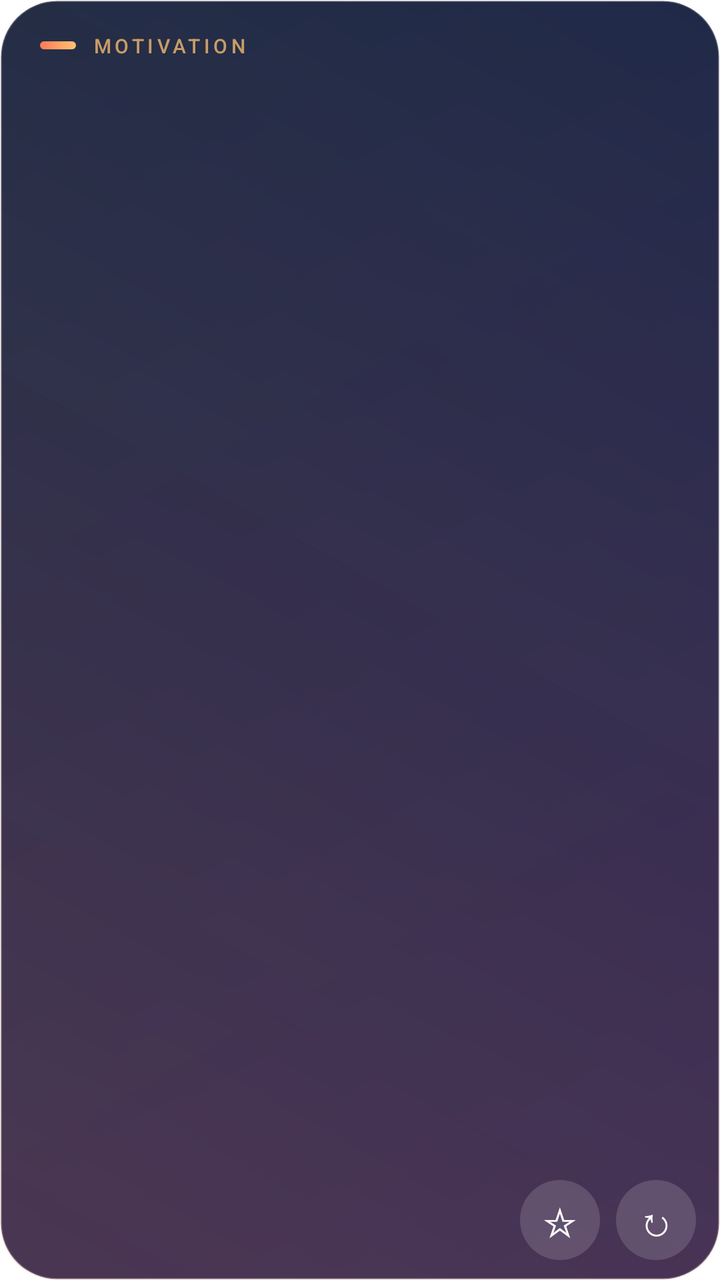
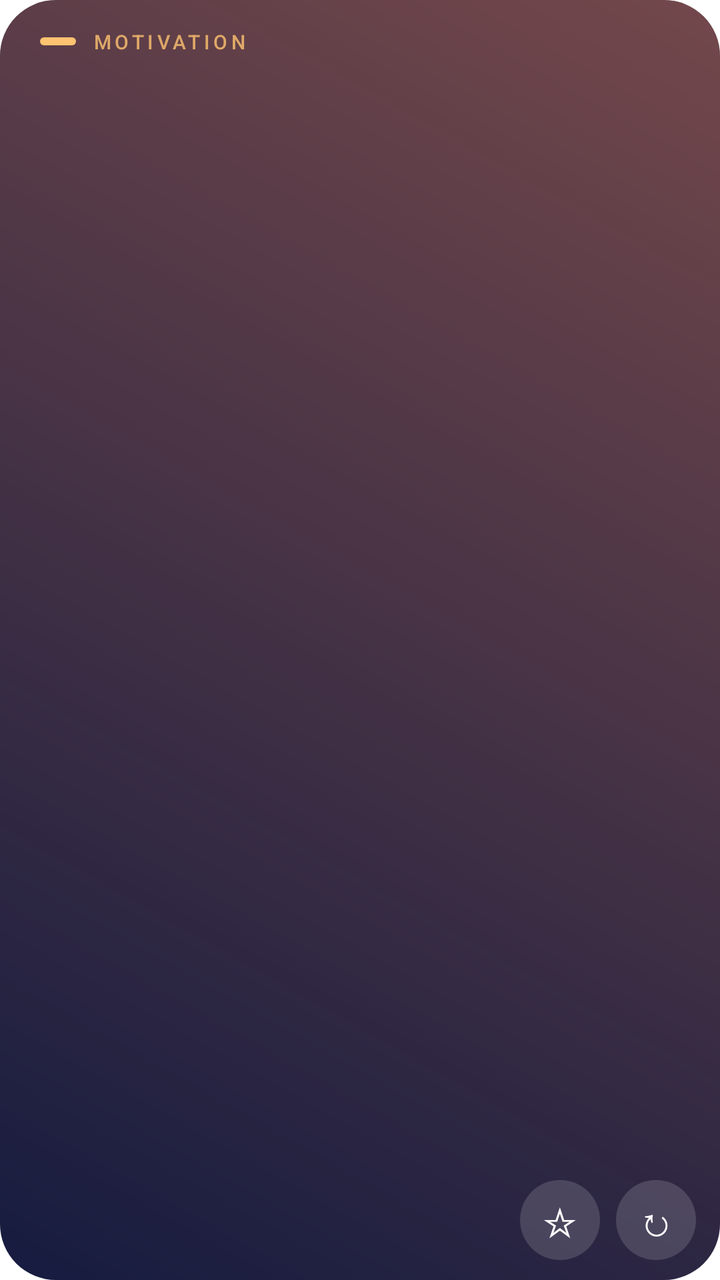

Before-and-after screenshots of an Android layout around one commit, followed by the original layout XML and the change that was made.
<!-- AndroidManifest.xml: application theme Theme.KichLauncher.Starting -->
<!-- res/layout/widget_motivation.xml -->
<?xml version="1.0" encoding="utf-8"?>
<LinearLayout xmlns:android="http://schemas.android.com/apk/res/android"
    android:layout_width="match_parent"
    android:layout_height="match_parent"
    android:background="@drawable/widget_motivation_bg"
    android:orientation="vertical"
    android:paddingStart="20dp"
    android:paddingTop="16dp"
    android:paddingEnd="12dp"
    android:paddingBottom="10dp">

    
    <LinearLayout
        android:layout_width="match_parent"
        android:layout_height="wrap_content"
        android:gravity="center_vertical"
        android:orientation="horizontal">

        <ImageView
            android:layout_width="18dp"
            android:layout_height="4dp"
            android:background="@drawable/widget_motivation_accent"
            android:importantForAccessibility="no" />

        <TextView
            android:layout_width="wrap_content"
            android:layout_height="wrap_content"
            android:layout_marginStart="8dp"
            android:alpha="0.75"
            android:fontFamily="sans-serif-medium"
            android:letterSpacing="0.18"
            android:text="@string/motivation_widget_label"
            android:textAllCaps="true"
            android:textColor="#FFFFC371"
            android:textSize="10sp" />
    </LinearLayout>

    
    <TextView
        android:id="@+id/quote_text"
        android:layout_width="match_parent"
        android:layout_height="0dp"
        android:layout_weight="1"
        android:ellipsize="end"
        android:fontFamily="serif"
        android:gravity="center_vertical"
        android:lineSpacingMultiplier="1.15"
        android:maxLines="6"
        android:paddingEnd="8dp"
        android:textColor="#FFFFFFFF"
        android:textSize="18sp"
        android:textStyle="italic" />

    
    <LinearLayout
        android:layout_width="match_parent"
        android:layout_height="wrap_content"
        android:gravity="end|center_vertical"
        android:orientation="horizontal">

        <TextView
            android:id="@+id/favorite_button"
            android:layout_width="40dp"
            android:layout_height="40dp"
            android:background="@drawable/widget_motivation_btn"
            android:contentDescription="@string/motivation_favorite"
            android:gravity="center"
            android:text="&#9734;"
            android:textColor="#FFFFFFFF"
            android:textSize="20sp" />

        <TextView
            android:id="@+id/refresh_button"
            android:layout_width="40dp"
            android:layout_height="40dp"
            android:layout_marginStart="8dp"
            android:background="@drawable/widget_motivation_btn"
            android:contentDescription="@string/motivation_new_quote"
            android:gravity="center"
            android:text="&#8635;"
            android:textColor="#FFFFFFFF"
            android:textSize="20sp" />
    </LinearLayout>
</LinearLayout>
<!-- resources referenced by this layout -->
<resources>
  <!-- drawable widget_motivation_accent (drawable) -->
  <?xml version="1.0" encoding="utf-8"?>
  <shape xmlns:android="http://schemas.android.com/apk/res/android"
      android:shape="rectangle">
      <gradient
          android:angle="0"
          android:endColor="#FFFFC371"
          android:startColor="#FFFF7A59" />
      <corners android:radius="2dp" />
  </shape>
  <!-- drawable widget_motivation_bg (drawable) -->
  <?xml version="1.0" encoding="utf-8"?>
  <layer-list xmlns:android="http://schemas.android.com/apk/res/android">
      
      <item>
          <shape android:shape="rectangle">
              <gradient
                  android:angle="315"
                  android:endColor="#F2241B4B"
                  android:startColor="#F20F1E3A"
                  android:type="linear" />
              <corners android:radius="28dp" />
              <stroke
                  android:width="1dp"
                  android:color="#33FFFFFF" />
          </shape>
      </item>
      
      <item>
          <shape android:shape="rectangle">
              <gradient
                  android:angle="45"
                  android:endColor="#00FF8A5B"
                  android:startColor="#26FF8A5B"
                  android:type="linear" />
              <corners android:radius="28dp" />
          </shape>
      </item>
  </layer-list>
  <!-- drawable widget_motivation_btn (drawable) -->
  <?xml version="1.0" encoding="utf-8"?>
  <shape xmlns:android="http://schemas.android.com/apk/res/android"
      android:shape="oval">
      <solid android:color="#26FFFFFF" />
  </shape>
  <string name="motivation_favorite">Favorite quote</string>
  <string name="motivation_new_quote">New quote</string>
  <string name="motivation_widget_label">Motivation</string>
  <style name="Theme.KichLauncher.Starting" parent="Theme.SplashScreen">
          <item name="windowSplashScreenBackground">@color/splash_background</item>
          <item name="windowSplashScreenAnimatedIcon">@mipmap/ic_launcher_foreground</item>
          <item name="postSplashScreenTheme">@style/Theme.KichLauncher.Home</item>
      </style>
  <color name="splash_background">#1B53C0</color>
  <style name="Theme.KichLauncher.Home">
          <item name="android:windowIsTranslucent">true</item>
      </style>
</resources>

<!-- the commit's change to res/layout/widget_motivation.xml (unified diff, before → after) -->
@@ -1,84 +1,136 @@
 <?xml version="1.0" encoding="utf-8"?>
-<LinearLayout xmlns:android="http://schemas.android.com/apk/res/android"
+<FrameLayout xmlns:android="http://schemas.android.com/apk/res/android"
     android:layout_width="match_parent"
-    android:layout_height="match_parent"
-    android:background="@drawable/widget_motivation_bg"
-    android:orientation="vertical"
-    android:paddingStart="20dp"
-    android:paddingTop="16dp"
-    android:paddingEnd="12dp"
-    android:paddingBottom="10dp">
+    android:layout_height="match_parent">
 
-    
+    <ImageView
+        android:id="@+id/bg_fill"
+        android:layout_width="match_parent"
+        android:layout_height="match_parent"
+        android:importantForAccessibility="no"
+        android:scaleType="fitXY"
+        android:src="@drawable/widget_motivation_fill_soft" />
+
+    <ImageView
+        android:id="@+id/bg_glow"
+        android:layout_width="match_parent"
+        android:layout_height="match_parent"
+        android:importantForAccessibility="no"
+        android:scaleType="fitXY"
+        android:src="@drawable/widget_motivation_glow_soft" />
+
     <LinearLayout
         android:layout_width="match_parent"
-        android:layout_height="wrap_content"
-        android:gravity="center_vertical"
-        android:orientation="horizontal">
+        android:layout_height="match_parent"
+        android:orientation="vertical"
+        android:paddingStart="20dp"
+        android:paddingTop="14dp"
+        android:paddingEnd="12dp"
+        android:paddingBottom="10dp">
 
-        <ImageView
-            android:layout_width="18dp"
-            android:layout_height="4dp"
-            android:background="@drawable/widget_motivation_accent"
-            android:importantForAccessibility="no" />
+        <LinearLayout
+            android:id="@+id/header_row"
+            android:layout_width="match_parent"
+            android:layout_height="wrap_content"
+            android:gravity="center_vertical"
+            android:orientation="horizontal">
 
-        <TextView
-            android:layout_width="wrap_content"
+            <ImageView
+                android:id="@+id/accent_bar"
+                android:layout_width="18dp"
+                android:layout_height="4dp"
+                android:importantForAccessibility="no"
+                android:scaleType="fitXY"
+                android:src="@drawable/widget_motivation_accent" />
+
+            <TextView
+                android:id="@+id/header_label"
+                android:layout_width="wrap_content"
+                android:layout_height="wrap_content"
+                android:layout_marginStart="8dp"
+                android:alpha="0.8"
+                android:fontFamily="sans-serif-medium"
+                android:letterSpacing="0.18"
+                android:text="@string/motivation_widget_label"
+                android:textAllCaps="true"
+                android:textColor="#FFFFC371"
+                android:textSize="10sp" />
+        </LinearLayout>
+
+        
+        <FrameLayout
+            android:layout_width="match_parent"
+            android:layout_height="0dp"
+            android:layout_weight="1">
+
+            <TextView
+                android:id="@+id/quote_text"
+                android:layout_width="match_parent"
+                android:layout_height="match_parent"
+                android:ellipsize="end"
+                android:fontFamily="serif"
+                android:gravity="center_vertical"
+                android:lineSpacingMultiplier="1.15"
+                android:paddingEnd="8dp"
+                android:textColor="#FFFFFFFF"
+                android:textSize="18sp"
+                android:textStyle="italic" />
+
+            <TextView
+                android:id="@+id/quote_sans"
+                android:layout_width="match_parent"
+                android:layout_height="match_parent"
+                android:ellipsize="end"
+                android:fontFamily="sans-serif-medium"
+                android:gravity="center_vertical"
+                android:lineSpacingMultiplier="1.15"
+                android:paddingEnd="8dp"
+                android:textColor="#FFFFFFFF"
+                android:textSize="18sp"
+                android:visibility="gone" />
+
+            <TextView
+                android:id="@+id/quote_mono"
+                android:layout_width="match_parent"
+                android:layout_height="match_parent"
+                android:ellipsize="end"
+                android:fontFamily="monospace"
+                android:gravity="center_vertical"
+                android:lineSpacingMultiplier="1.15"
+                android:paddingEnd="8dp"
+                android:textColor="#FFFFFFFF"
+                android:textSize="18sp"
+                android:visibility="gone" />
+        </FrameLayout>
+
+        <LinearLayout
+            android:layout_width="match_parent"
             android:layout_height="wrap_content"
-            android:layout_marginStart="8dp"
-            android:alpha="0.75"
-            android:fontFamily="sans-serif-medium"
-            android:letterSpacing="0.18"
-            android:text="@string/motivation_widget_label"
-            android:textAllCaps="true"
-            android:textColor="#FFFFC371"
-            android:textSize="10sp" />
+            android:gravity="end|center_vertical"
+            android:orientation="horizontal">
+
+            <TextView
+                android:id="@+id/favorite_button"
+                android:layout_width="40dp"
+                android:layout_height="40dp"
+                android:background="@drawable/widget_motivation_chip_light"
+                android:contentDescription="@string/motivation_favorite"
+                android:gravity="center"
+                android:text="&#9734;"
+                android:textColor="#FFFFFFFF"
+                android:textSize="20sp" />
+
+            <TextView
+                android:id="@+id/refresh_button"
+                android:layout_width="40dp"
+                android:layout_height="40dp"
+                android:layout_marginStart="8dp"
+                android:background="@drawable/widget_motivation_chip_light"
+                android:contentDescription="@string/motivation_new_quote"
+                android:gravity="center"
+                android:text="&#8635;"
+                android:textColor="#FFFFFFFF"
+                android:textSize="20sp" />
+        </LinearLayout>
     </LinearLayout>
-
-    
-    <TextView
-        android:id="@+id/quote_text"
-        android:layout_width="match_parent"
-        android:layout_height="0dp"
-        android:layout_weight="1"
-        android:ellipsize="end"
-        android:fontFamily="serif"
-        android:gravity="center_vertical"
-        android:lineSpacingMultiplier="1.15"
-        android:maxLines="6"
-        android:paddingEnd="8dp"
-        android:textColor="#FFFFFFFF"
-        android:textSize="18sp"
-        android:textStyle="italic" />
-
-    
-    <LinearLayout
-        android:layout_width="match_parent"
-        android:layout_height="wrap_content"
-        android:gravity="end|center_vertical"
-        android:orientation="horizontal">
-
-        <TextView
-            android:id="@+id/favorite_button"
-            android:layout_width="40dp"
-            android:layout_height="40dp"
-            android:background="@drawable/widget_motivation_btn"
-            android:contentDescription="@string/motivation_favorite"
-            android:gravity="center"
-            android:text="&#9734;"
-            android:textColor="#FFFFFFFF"
-            android:textSize="20sp" />
-
-        <TextView
-            android:id="@+id/refresh_button"
-            android:layout_width="40dp"
-            android:layout_height="40dp"
-            android:layout_marginStart="8dp"
-            android:background="@drawable/widget_motivation_btn"
-            android:contentDescription="@string/motivation_new_quote"
-            android:gravity="center"
-            android:text="&#8635;"
-            android:textColor="#FFFFFFFF"
-            android:textSize="20sp" />
-    </LinearLayout>
-</LinearLayout>
+</FrameLayout>
<!-- resource entries referenced after the edit -->
@@ -4,46 +4,32 @@
   <?xml version="1.0" encoding="utf-8"?>
   <shape xmlns:android="http://schemas.android.com/apk/res/android"
       android:shape="rectangle">
-      <gradient
-          android:angle="0"
-          android:endColor="#FFFFC371"
-          android:startColor="#FFFF7A59" />
+      <solid android:color="#FFFFC371" />
       <corners android:radius="2dp" />
   </shape>
-  <!-- drawable widget_motivation_bg (drawable) -->
-  <?xml version="1.0" encoding="utf-8"?>
-  <layer-list xmlns:android="http://schemas.android.com/apk/res/android">
-      
-      <item>
-          <shape android:shape="rectangle">
-              <gradient
-                  android:angle="315"
-                  android:endColor="#F2241B4B"
-                  android:startColor="#F20F1E3A"
-                  android:type="linear" />
-              <corners android:radius="28dp" />
-              <stroke
-                  android:width="1dp"
-                  android:color="#33FFFFFF" />
-          </shape>
-      </item>
-      
-      <item>
-          <shape android:shape="rectangle">
-              <gradient
-                  android:angle="45"
-                  android:endColor="#00FF8A5B"
-                  android:startColor="#26FF8A5B"
-                  android:type="linear" />
-              <corners android:radius="28dp" />
-          </shape>
-      </item>
-  </layer-list>
-  <!-- drawable widget_motivation_btn (drawable) -->
+  <!-- drawable widget_motivation_chip_light (drawable) -->
   <?xml version="1.0" encoding="utf-8"?>
   <shape xmlns:android="http://schemas.android.com/apk/res/android"
       android:shape="oval">
       <solid android:color="#26FFFFFF" />
+  </shape>
+  <!-- drawable widget_motivation_fill_soft (drawable) -->
+  <?xml version="1.0" encoding="utf-8"?>
+  <shape xmlns:android="http://schemas.android.com/apk/res/android"
+      android:shape="rectangle">
+      <solid android:color="#FF151B3F" />
+      <corners android:radius="28dp" />
+  </shape>
+  <!-- drawable widget_motivation_glow_soft (drawable) -->
+  <?xml version="1.0" encoding="utf-8"?>
+  <shape xmlns:android="http://schemas.android.com/apk/res/android"
+      android:shape="rectangle">
+      <gradient
+          android:angle="225"
+          android:endColor="#00FF8A5B"
+          android:startColor="#66FF8A5B"
+          android:type="linear" />
+      <corners android:radius="28dp" />
   </shape>
   <string name="motivation_favorite">Favorite quote</string>
   <string name="motivation_new_quote">New quote</string>
